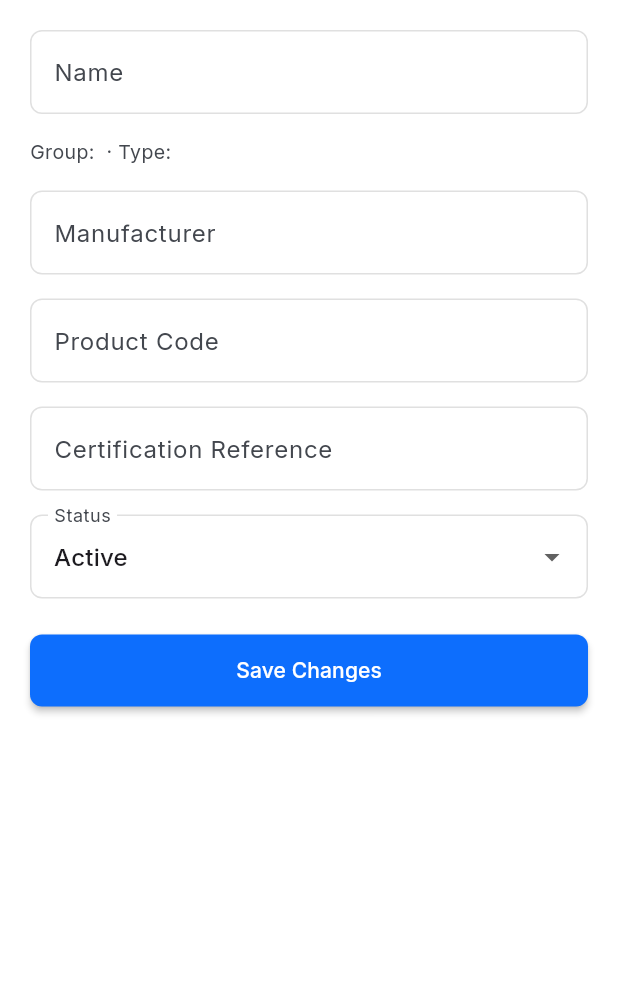
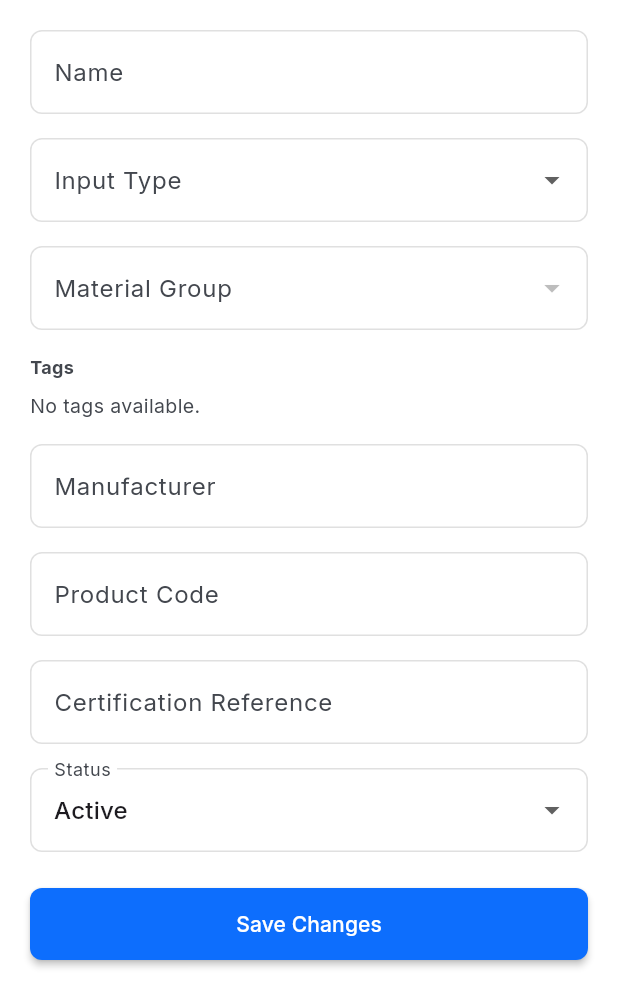
Before and after one commit to zappcodeinnovations/Siteflow---ConstructionIQ-Admin, a Flutter app: the _DetailsSection widget shown alone on an empty page, opened directly with empty values, on a phone screen of 412 x 824 dp. Shown: the top 1007 px of the screen. Run offline on Flutter 3.47's test engine with Material 3 defaults, Android fonts, the phone set to English and light mode, and no system bars; our stand-ins replace file_picker, firebase_core, firebase_messaging, fl_chart, flutter_timezone, geocoding and 5 more; accounts and stored records are empty; network calls fail; project files that could hold a hidden picture were left out.

Commit message:
Add Input Type/Material Group/Tags editing to Material Details tab (J1)
AdminMaterialDetailAPIView.patch already accepted these fields; the
Details tab only displayed Group/Type as read-only text and had no
Tags UI. Backend controller gains fetchDropdownOptions() to fetch
material-groups/material-tags; screen gains editable dropdowns and a
FilterChip multi-select. Certification upload already covered by the
Attachments tab, left as-is.

Co-Authored-By: Claude Sonnet 5 <noreply@anthropic.com>

```diff
--- a/lib/modules/drawer_pages/admin_material_controller.dart
+++ b/lib/modules/drawer_pages/admin_material_controller.dart
@@ -120,6 +120,27 @@ class AdminMaterialDetailController extends ChangeNotifier {
   bool isLoading = false;
   String? error;
   Map<String, dynamic>? material;
+
+  List<Map<String, dynamic>> groups = [];
+  List<Map<String, dynamic>> allTags = [];
+
+  Future<void> fetchDropdownOptions() async {
+    try {
+      final results = await Future.wait([
+        ApiClient.get('${ApiEndpoints.baseUrl}/admin/material-groups/'),
+        ApiClient.get('${ApiEndpoints.baseUrl}/admin/material-tags/'),
+      ]);
+      final groupsDecoded = jsonDecode(results[0].body);
+      if (results[0].statusCode == 200 && groupsDecoded['status'] == true) {
+        groups = (groupsDecoded['data'] as List? ?? []).whereType<Map>().map((e) => e.cast<String, dynamic>()).toList();
+      }
+      final tagsDecoded = jsonDecode(results[1].body);
+      if (results[1].statusCode == 200 && tagsDecoded['status'] == true) {
+        allTags = (tagsDecoded['data'] as List? ?? []).whereType<Map>().map((e) => e.cast<String, dynamic>()).toList();
+      }
+      notifyListeners();
+    } catch (_) {}
+  }
 
   Future<void> fetchDetail() async {
     isLoading = true;
--- a/lib/modules/drawer_pages/material_detail_screen.dart
+++ b/lib/modules/drawer_pages/material_detail_screen.dart
@@ -25,6 +25,7 @@ class _MaterialDetailScreenState extends State<MaterialDetailScreen> with Single
     _controller.addListener(_onChanged);
     _tabController.addListener(_onChanged);
     _controller.fetchDetail();
+    _controller.fetchDropdownOptions();
     _controller.fetchRateSets(category: _activeCategory);
     _controller.fetchRecycleBin();
   }
@@ -102,11 +103,33 @@ class _DetailsSection extends StatefulWidget {
 }
 
 class _DetailsSectionState extends State<_DetailsSection> {
+  static const _inputTypeChoices = [
+    {'value': 'quantity', 'label': 'Quantity'},
+    {'value': 'linear_metres', 'label': 'Linear metres'},
+    {'value': 'square_metres_width_height', 'label': 'Square metres (width x height)'},
+    {'value': 'quantity_and_diameter_mm', 'label': 'Quantity and diameter (mm)'},
+    {'value': 'square_metres_4_sides_width_height', 'label': 'Square metres (4 sides width x height)'},
+    {'value': 'linear_metres_and_joint_size_mm', 'label': 'Linear metres and joint size (mm)'},
+  ];
+
   late final _nameController = TextEditingController(text: widget.controller.material?['name']?.toString() ?? '');
   late final _manufacturerController = TextEditingController(text: widget.controller.material?['manufacturer']?.toString() ?? '');
   late final _productCodeController = TextEditingController(text: widget.controller.material?['product_code']?.toString() ?? '');
   late final _certRefController = TextEditingController(text: widget.controller.material?['certification_reference']?.toString() ?? '');
   late String _status = widget.controller.material?['status']?.toString() ?? 'active';
+  late String? _inputType = widget.controller.material?['input_type']?.toString();
+  late int? _materialGroupId = _parseIntOrNull(widget.controller.material?['material_group_id']);
+  late final Set<int> _selectedTagIds = ((widget.controller.material?['tags'] as List?) ?? [])
+      .whereType<Map>()
+      .map((t) => _parseIntOrNull(t['id']) ?? -1)
+      .where((id) => id != -1)
+      .toSet();
+
+  static int? _parseIntOrNull(dynamic value) {
+    if (value == null) return null;
+    if (value is int) return value;
+    return int.tryParse(value.toString());
+  }
   bool _isSaving = false;
 
   @override
@@ -126,6 +149,9 @@ class _DetailsSectionState extends State<_DetailsSection> {
       "product_code": _productCodeController.text.trim(),
       "certification_reference": _certRefController.text.trim(),
       "status": _status,
+      if (_inputType != null) "input_type": _inputType,
+      if (_materialGroupId != null) "material_group": _materialGroupId,
+      "tag_ids": _selectedTagIds.toList(),
     });
     if (!mounted) return;
     setState(() => _isSaving = false);
@@ -143,8 +169,50 @@ class _DetailsSectionState extends State<_DetailsSection> {
         children: [
           TextField(controller: _nameController, decoration: const InputDecoration(labelText: "Name", border: OutlineInputBorder())),
           const SizedBox(height: 16),
-          Text("Group: ${widget.controller.material?['material_group']?.toString() ?? ''} · Type: ${widget.controller.material?['input_type_label']?.toString() ?? ''}",
-              style: TextStyle(color: Theme.of(context).colorScheme.onSurfaceVariant, fontSize: 13)),
+          DropdownButtonFormField<String>(
+            initialValue: _inputTypeChoices.any((c) => c['value'] == _inputType) ? _inputType : null,
+            decoration: const InputDecoration(labelText: "Input Type", border: OutlineInputBorder()),
+            items: _inputTypeChoices
+                .map((c) => DropdownMenuItem(value: c['value'], child: Text(c['label']!, overflow: TextOverflow.ellipsis)))
+                .toList(),
+            onChanged: (val) => setState(() => _inputType = val),
+          ),
+          const SizedBox(height: 16),
+          DropdownButtonFormField<int>(
+            initialValue: widget.controller.groups.any((g) => g['id'] == _materialGroupId) ? _materialGroupId : null,
+            decoration: const InputDecoration(labelText: "Material Group", border: OutlineInputBorder()),
+            items: widget.controller.groups
+                .map((g) => DropdownMenuItem(
+                      value: g['id'] is int ? g['id'] as int : int.tryParse(g['id'].toString()),
+                      child: Text(g['name']?.toString() ?? '', overflow: TextOverflow.ellipsis),
+                    ))
+                .toList(),
+            onChanged: (val) => setState(() => _materialGroupId = val),
+          ),
+          const SizedBox(height: 16),
+          Align(alignment: Alignment.centerLeft, child: Text("Tags", style: TextStyle(fontSize: 12, fontWeight: FontWeight.bold, color: Theme.of(context).colorScheme.onSurfaceVariant))),
+          const SizedBox(height: 8),
+          Wrap(
+            spacing: 8,
+            runSpacing: 8,
+            children: widget.controller.allTags.isEmpty
+                ? [Text("No tags available.", style: TextStyle(color: Theme.of(context).colorScheme.onSurfaceVariant, fontSize: 13))]
+                : widget.controller.allTags.map((t) {
+                    final id = t['id'] is int ? t['id'] as int : int.tryParse(t['id'].toString()) ?? -1;
+                    final selected = _selectedTagIds.contains(id);
+                    return FilterChip(
+                      label: Text(t['name']?.toString() ?? ''),
+                      selected: selected,
+                      onSelected: (val) => setState(() {
+                        if (val) {
+                          _selectedTagIds.add(id);
+                        } else {
+                          _selectedTagIds.remove(id);
+                        }
+                      }),
+                    );
+                  }).toList(),
+          ),
           const SizedBox(height: 16),
           TextField(controller: _manufacturerController, decoration: const InputDecoration(labelText: "Manufacturer", border: OutlineInputBorder())),
           const SizedBox(height: 16),
```
Also changed, not shown: 2 other files.
